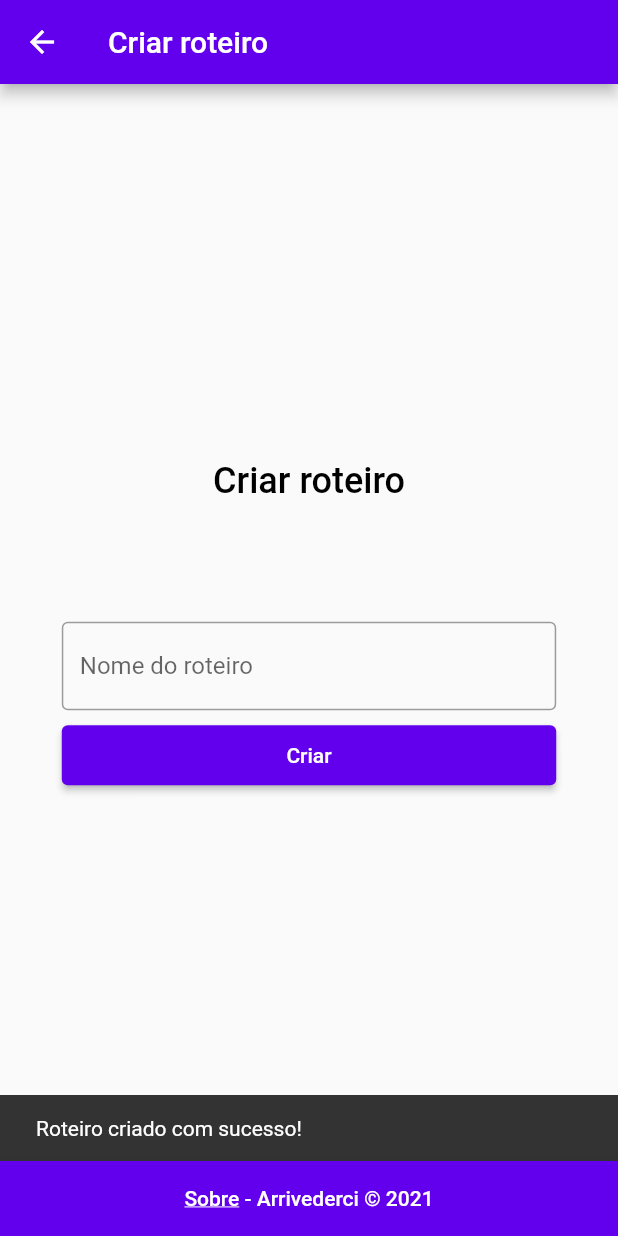
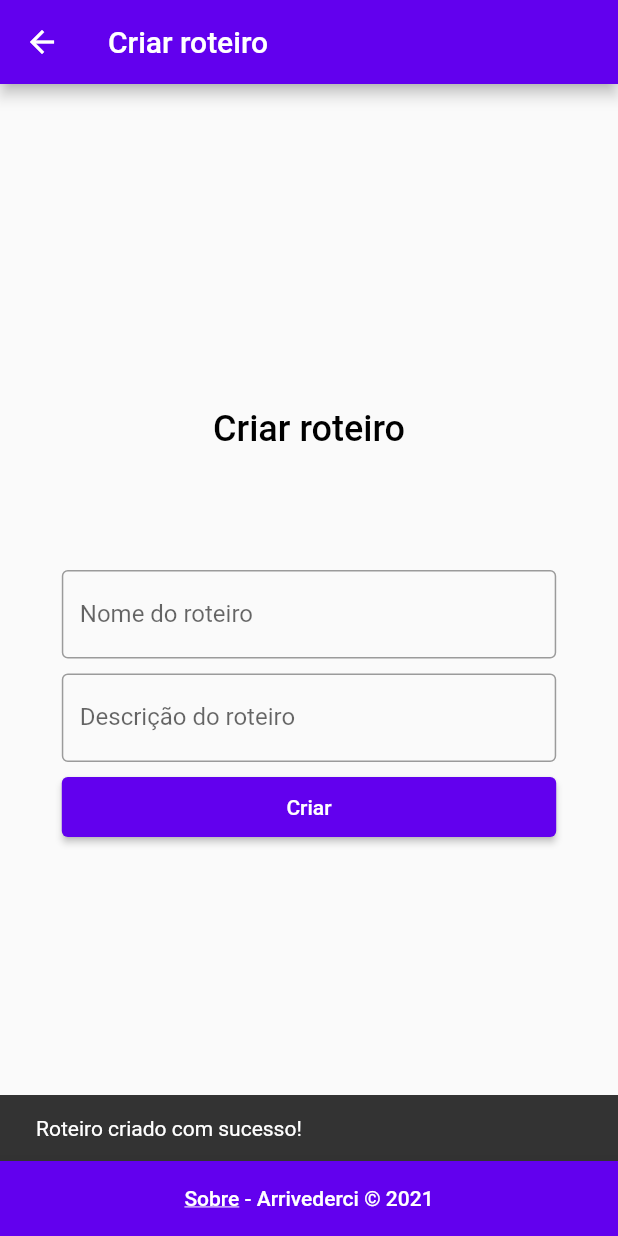
Before and after one commit to jvmr535/arrivederci, a Flutter app: the CreateTravelItinerary screen opened by its route, after a tap on "Criar", on a phone screen of 412 x 824 dp. Run offline on Flutter 3.47's test engine with Material 2 defaults, Android fonts, the phone set to English and light mode, and no system bars; our stand-ins replace firebase_auth, firebase_core, firebase_database, google_fonts; accounts and stored records are empty.

Commit message:
refactor: :recycle: setTravelItinerary function

```diff
--- a/lib/modules/create_travel_itinerary/create_travel_itinerary_page.dart
+++ b/lib/modules/create_travel_itinerary/create_travel_itinerary_page.dart
@@ -12,7 +12,36 @@ class CreateTravelItinerary extends StatefulWidget {
 
 class _CreateTravelItineraryState extends State<CreateTravelItinerary> {
   final auth = FirebaseAuth.instance;
-  String _travelItinerary = "";
+  String _travelItineraryName = "";
+  String _travelItineraryDescription = "";
+
+  Future setTravelItinerary(
+      String travelItineraryName, String travelItineraryDescription) async {
+    try {
+      await FirebaseDatabase.instance
+          .reference()
+          .child("users/${auth.currentUser!.uid}/travelItineraries/")
+          .push()
+          .set(
+        {
+          "name": travelItineraryName,
+          "description": travelItineraryDescription
+        },
+      );
+      ScaffoldMessenger.of(context).showSnackBar(
+        const SnackBar(
+          content: Text("Roteiro criado com sucesso!"),
+        ),
+      );
+    } catch (e) {
+      ScaffoldMessenger.of(context).showSnackBar(
+        const SnackBar(
+          content: Text("Erro ao criar roteiro"),
+        ),
+      );
+    }
+  }
+
   @override
   Widget build(BuildContext context) {
     final size = MediaQuery.of(context).size;
@@ -38,11 +67,26 @@ class _CreateTravelItineraryState extends State<CreateTravelItinerary> {
                     child: TextFormField(
                       onChanged: (value) {
                         setState(() {
-                          _travelItinerary = value.trim();
+                          _travelItineraryName = value.trim();
                         });
                       },
                       decoration: InputDecoration(
                         labelText: 'Nome do roteiro',
+                        border: OutlineInputBorder(),
+                      ),
+                    ),
+                  ),
+                  SizedBox(height: 10.0),
+                  Container(
+                    width: size.width * 0.8,
+                    child: TextFormField(
+                      onChanged: (value) {
+                        setState(() {
+                          _travelItineraryDescription = value.trim();
+                        });
+                      },
+                      decoration: InputDecoration(
+                        labelText: 'Descrição do roteiro',
                         border: OutlineInputBorder(),
                       ),
                     ),
@@ -57,25 +101,8 @@ class _CreateTravelItineraryState extends State<CreateTravelItinerary> {
                         onPrimary: Colors.white, // foreground
                       ),
                       onPressed: () async {
-                        try {
-                          await FirebaseDatabase.instance
-                              .reference()
-                              .child(
-                                  "users/${auth.currentUser!.uid}/itineraries/")
-                              .push()
-                              .set({"name": _travelItinerary});
-                          ScaffoldMessenger.of(context).showSnackBar(
-                            const SnackBar(
-                              content: Text("Roteiro criado com sucesso!"),
-                            ),
-                          );
-                        } catch (e) {
-                          ScaffoldMessenger.of(context).showSnackBar(
-                            const SnackBar(
-                              content: Text("Erro ao criar roteiro"),
-                            ),
-                          );
-                        }
+                        await setTravelItinerary(
+                            _travelItineraryName, _travelItineraryDescription);
                       },
                       child: Text('Criar'),
                     ),
```
